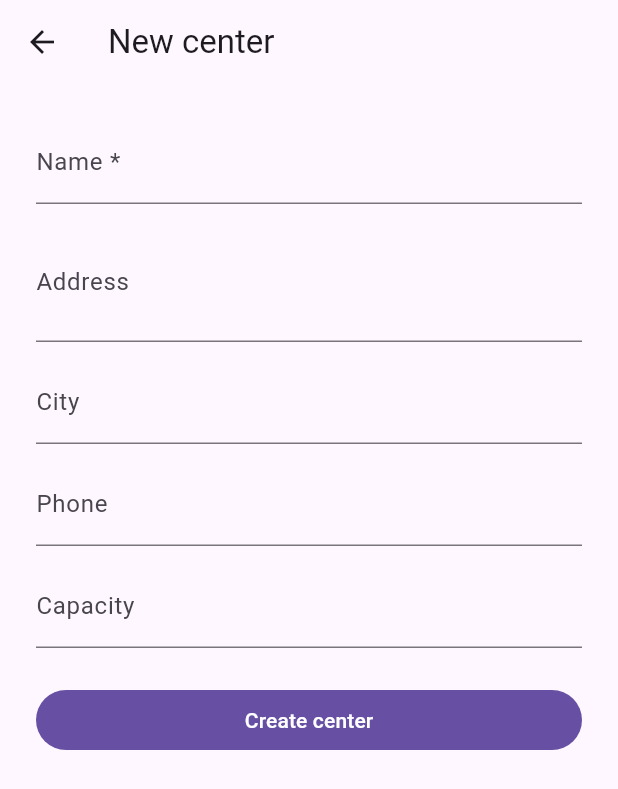
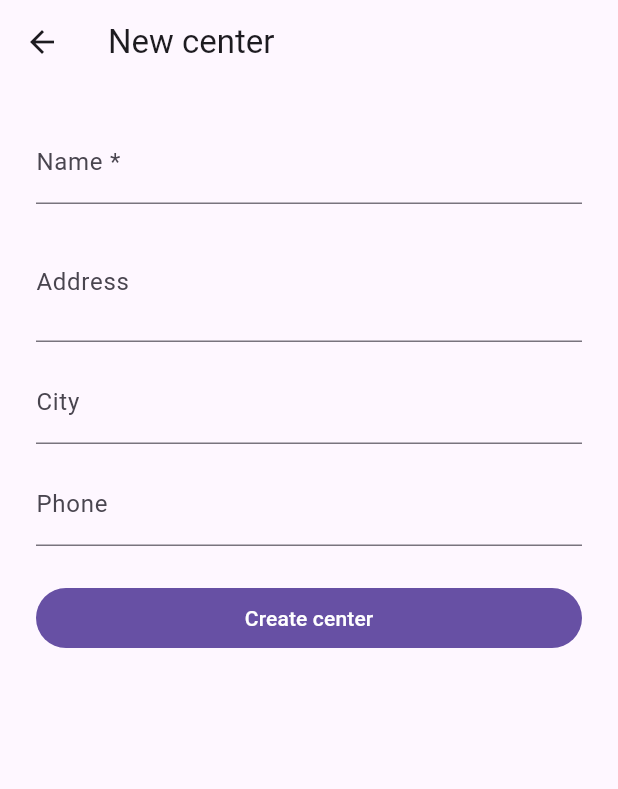
Before and after one commit to aabid2947/Playhub, a Flutter app: the CenterFormPage screen opened directly, on a phone screen of 412 x 824 dp. Shown: the top 789 px of the screen. Run offline on Flutter 3.47's test engine with Material 3 defaults, Android fonts, the phone set to English and light mode, and no system bars; our stand-ins replace cached_network_image, csv, file_picker, flutter_riverpod, go_router, image_picker and 1 more; accounts and stored records are empty.

Commit message:
Drop centers.capacity — unused column, misleading UI
Was set in Sprint 1 from the SRD but never read by any code path.
Admins typing a number into the form expected it to enforce something;
nothing did. Real scheduling-conflict / membership-cap features should
be modeled explicitly when needed, not on a single nullable int.

Same energy as the batches.fees cleanup.

Co-Authored-By: Claude Opus 4.7 (1M context) <noreply@anthropic.com>

```diff
--- a/apps/mobile/lib/features/centers/data/center.dart
+++ b/apps/mobile/lib/features/centers/data/center.dart
@@ -11,7 +11,6 @@ class Centre {
     this.phone,
     this.email,
     this.facilities = const [],
-    this.capacity,
     this.adminId,
   });
 
@@ -29,7 +28,6 @@ class Centre {
         facilities: ((m['facilities'] as List?) ?? const [])
             .map((e) => e.toString())
             .toList(),
-        capacity: m['capacity'] as int?,
         adminId: m['admin_id'] as String?,
       );
 
@@ -44,6 +42,5 @@ class Centre {
   final String? phone;
   final String? email;
   final List<String> facilities;
-  final int? capacity;
   final String? adminId;
 }
--- a/apps/mobile/lib/features/centers/presentation/center_form_page.dart
+++ b/apps/mobile/lib/features/centers/presentation/center_form_page.dart
@@ -20,8 +20,6 @@ class _CenterFormPageState extends ConsumerState<CenterFormPage> {
       TextEditingController(text: widget.existing?.address ?? '');
   late final _city = TextEditingController(text: widget.existing?.city ?? '');
   late final _phone = TextEditingController(text: widget.existing?.phone ?? '');
-  late final _capacity = TextEditingController(
-      text: widget.existing?.capacity?.toString() ?? '');
   final _formKey = GlobalKey<FormState>();
   bool _busy = false;
   String? _error;
@@ -34,7 +32,6 @@ class _CenterFormPageState extends ConsumerState<CenterFormPage> {
     _address.dispose();
     _city.dispose();
     _phone.dispose();
-    _capacity.dispose();
     super.dispose();
   }
 
@@ -50,9 +47,6 @@ class _CenterFormPageState extends ConsumerState<CenterFormPage> {
         'address': _address.text.trim().isEmpty ? null : _address.text.trim(),
         'city': _city.text.trim().isEmpty ? null : _city.text.trim(),
         'phone': _phone.text.trim().isEmpty ? null : _phone.text.trim(),
-        'capacity': _capacity.text.trim().isEmpty
-            ? null
-            : int.tryParse(_capacity.text.trim()),
       };
       if (isEdit) {
         await updateCenter(ref, widget.existing!.id, patch);
@@ -100,15 +94,6 @@ class _CenterFormPageState extends ConsumerState<CenterFormPage> {
                 controller: _phone,
                 keyboardType: TextInputType.phone,
                 decoration: const InputDecoration(labelText: 'Phone'),
-              ),
-              const SizedBox(height: 12),
-              TextFormField(
-                controller: _capacity,
-                keyboardType: TextInputType.number,
-                decoration: const InputDecoration(
-                  labelText: 'Capacity',
-                  hintText: 'Max students at this center',
-                ),
               ),
               if (_error != null) ...[
                 const SizedBox(height: 12),
--- a/apps/mobile/lib/features/centers/presentation/centers_tab.dart
+++ b/apps/mobile/lib/features/centers/presentation/centers_tab.dart
@@ -32,7 +32,6 @@ class CentersTab extends ConsumerWidget {
                   subtitle: Text(
                     [
                       if (c.city != null) c.city,
-                      if (c.capacity != null) 'cap ${c.capacity}',
                       if (!c.isActive) 'inactive',
                     ].whereType<String>().join(' • '),
                   ),
```
Also changed, not shown: 1 other file.
